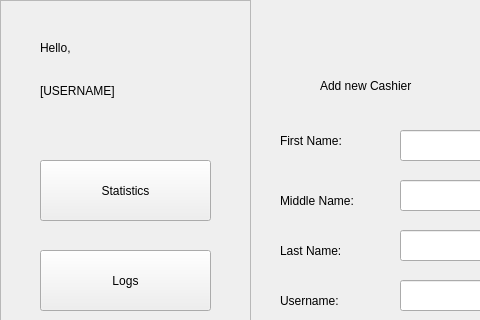
The window that POS/UI/AddEmployee.ui (ReiZedlav/CSCC-21.1-Software-Engineering-1) describes before a commit, drawn with Qt 5; both pictures show x 0 to 480 and y 0 to 320 of the 1200 by 700 pixel window.
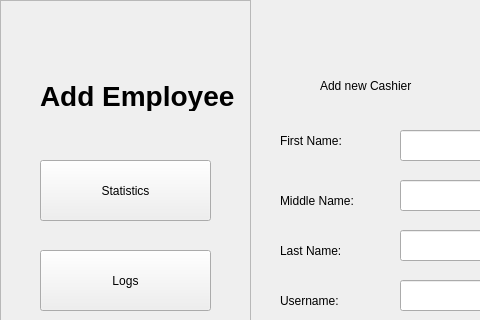
The same window after the commit.

```diff
--- a/POS/UI/AddEmployee.ui
+++ b/POS/UI/AddEmployee.ui
@@ -29,32 +29,6 @@
     <property name="frameShadow">
      <enum>QFrame::Raised</enum>
     </property>
-    <widget class="QLabel" name="greeting">
-     <property name="geometry">
-      <rect>
-       <x>40</x>
-       <y>40</y>
-       <width>55</width>
-       <height>16</height>
-      </rect>
-     </property>
-     <property name="text">
-      <string>Hello,</string>
-     </property>
-    </widget>
-    <widget class="QLabel" name="label_2">
-     <property name="geometry">
-      <rect>
-       <x>40</x>
-       <y>80</y>
-       <width>91</width>
-       <height>21</height>
-      </rect>
-     </property>
-     <property name="text">
-      <string>[USERNAME]</string>
-     </property>
-    </widget>
     <widget class="QPushButton" name="statButton">
      <property name="geometry">
       <rect>
@@ -120,6 +94,26 @@
       <string>Logs</string>
      </property>
     </widget>
+    <widget class="QLabel" name="greeting_2">
+     <property name="geometry">
+      <rect>
+       <x>40</x>
+       <y>80</y>
+       <width>211</width>
+       <height>31</height>
+      </rect>
+     </property>
+     <property name="font">
+      <font>
+       <pointsize>21</pointsize>
+       <weight>75</weight>
+       <bold>true</bold>
+      </font>
+     </property>
+     <property name="text">
+      <string>Add Employee</string>
+     </property>
+    </widget>
    </widget>
    <widget class="QPushButton" name="logoutButton">
     <property name="geometry">
```
